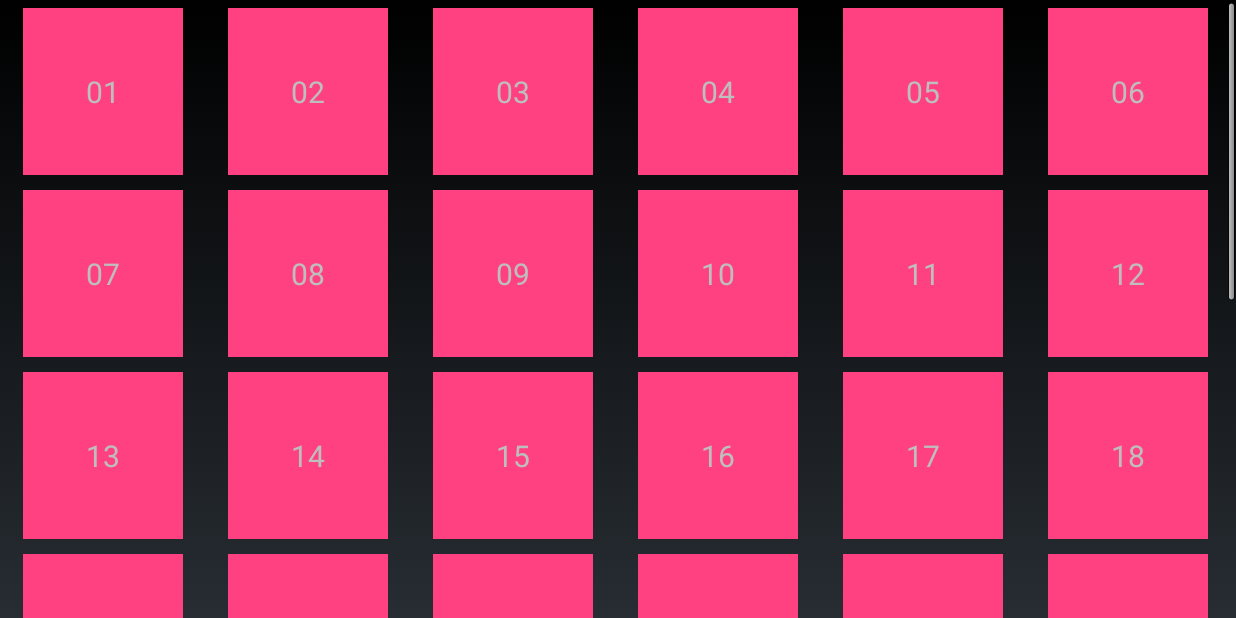
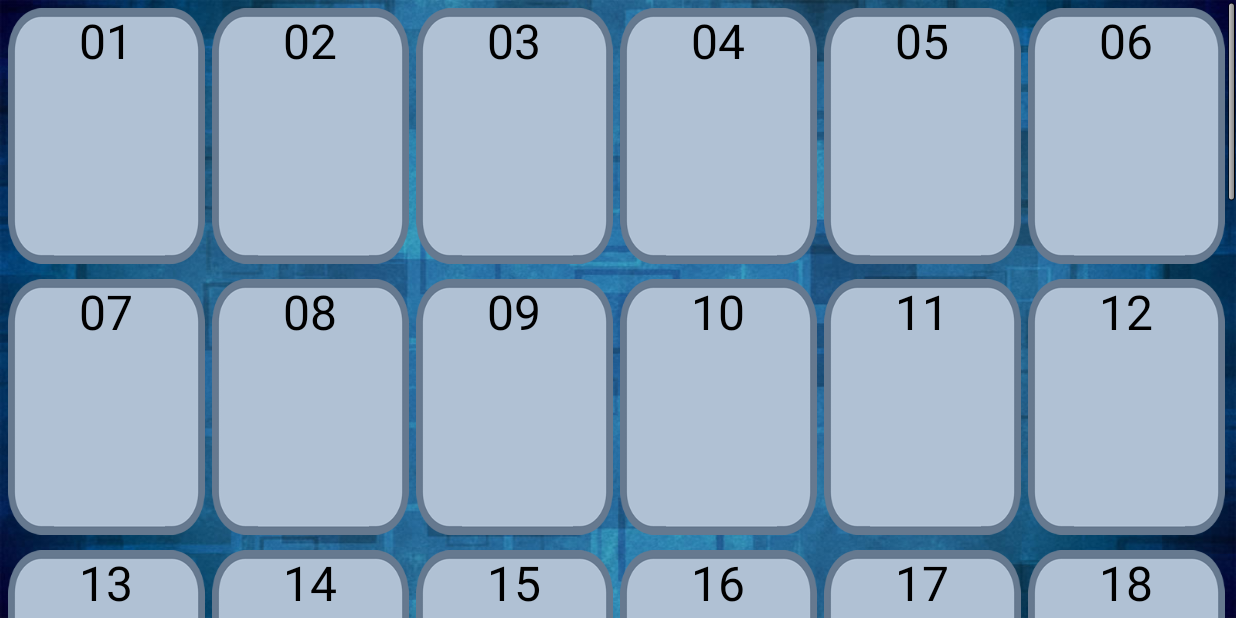
Before and after one commit to gamesbykevin/Blocks, an Android app: the screen it shows after launch (LevelSelectActivity), on a phone screen of 824 x 412 dp (held sideways). Run offline under Robolectric (Android 15) with nearby library versions, the phone set to English and light mode, and no system bars; libraries missing offline, so code that uses them is left out: org.rajawali3d, org.rajawali3d.math; 3 statements that could not run were skipped.

Commit message:
Working on gridview display

```diff
--- a/app/src/main/assets/levels.txt
+++ b/app/src/main/assets/levels.txt
@@ -1,6 +1,6 @@
 SSSSSSS
 SSSSSSS
-SSTSSGS
+STSSSGS
 SSSSSSS
 SSSSSSS
 !3,-5,6
@@ -31,7 +31,6 @@ SSSSSSSS__SG_
 TSSSSSSS__SS_
 __SS_________
 __SS_________
-
 !6,-8,9
 ################################################  5
 __SSS
--- a/app/src/main/java/com/gamesbykevin/blocks/activity/LevelSelectActivity.java
+++ b/app/src/main/java/com/gamesbykevin/blocks/activity/LevelSelectActivity.java
@@ -47,8 +47,8 @@ public class LevelSelectActivity extends Activity {
         CustomAdapter adapter = new CustomAdapter(this);
 
         //add adapter to bind our data
-        gridView.setAdapter(adapter);
-        gridView.setOnItemClickListener(new AdapterView.OnItemClickListener() {
+        this.gridView.setAdapter(adapter);
+        this.gridView.setOnItemClickListener(new AdapterView.OnItemClickListener() {
             @Override
             public void onItemClick(AdapterView<?> parent, View view, int position, long id) {
                 LEVELS.setIndex(position);
@@ -64,9 +64,11 @@ public class LevelSelectActivity extends Activity {
         //call parent
         super.onResume();
 
-        //enable the gridview
-        if (this.gridView != null)
+        //enable the grid view and scroll to the recent index
+        if (this.gridView != null) {
             this.gridView.setEnabled(true);
+            this.gridView.smoothScrollToPosition(LEVELS.getIndex());
+        }
     }
 
     private class CustomAdapter extends ArrayAdapter<Level> {
--- a/app/src/main/java/com/gamesbykevin/blocks/activity/MainActivity.java
+++ b/app/src/main/java/com/gamesbykevin/blocks/activity/MainActivity.java
@@ -228,6 +228,11 @@ public class MainActivity extends Activity implements Runnable {
             this.renderer.dispose();
             this.renderer = null;
         }
+
+        if (game != null) {
+            game.dispose();
+            game = null;
+        }
     }
 
     @Override
--- a/app/src/main/res/layout/activity_level_select.xml
+++ b/app/src/main/res/layout/activity_level_select.xml
@@ -3,20 +3,19 @@
     android:layout_width="match_parent"
     android:layout_height="match_parent"
     android:layout_gravity="center"
+    android:background="@drawable/background"
     xmlns:android="http://schemas.android.com/apk/res/android">
 
     <GridView
         xmlns:android="http://schemas.android.com/apk/res/android"
+        android:id="@+id/levelSelectGrid"
         android:scrollbars="vertical"
         android:fadeScrollbars="false"
-        android:layout_weight="1"
-        android:id="@+id/levelSelectGrid"
         android:gravity="center"
+        android:numColumns="auto_fit"
         android:columnWidth="125dp"
-        android:numColumns="auto_fit"
-        android:horizontalSpacing="10dp"
+        android:horizontalSpacing="5dp"
         android:verticalSpacing="10dp"
-        android:stretchMode="columnWidth"
         android:layout_width="match_parent"
         android:layout_height="wrap_content" />
 
--- a/app/src/main/res/layout/layout_level_item.xml
+++ b/app/src/main/res/layout/layout_level_item.xml
@@ -2,25 +2,21 @@
 <LinearLayout
     xmlns:android="http://schemas.android.com/apk/res/android"
     android:orientation="vertical"
-    android:layout_gravity="center"
-    android:layout_width="match_parent"
-    android:layout_height="match_parent">
+    android:layout_width="wrap_content"
+    android:layout_height="wrap_content">
 
     <TableLayout
-        android:layout_gravity="center"
-        android:gravity="center"
-        android:background="@color/colorAccent"
+        android:background="@drawable/level_select_background"
         android:layout_width="wrap_content"
         android:layout_height="wrap_content">
-
-        <TableRow android:layout_margin="40dp" android:padding="2dp">
+        <TableRow android:gravity="center">
             <TextView
-                android:textSize="20sp"
+                android:textColor="#000000"
+                android:textSize="32sp"
                 android:id="@+id/textView"
                 android:layout_width="wrap_content"
                 android:layout_height="wrap_content"/>
         </TableRow>
-
     </TableLayout>
 
 </LinearLayout>
```
Also changed, not shown: app/src/main/java/com/gamesbykevin/blocks/opengl/Renderer.java (+10 -6 lines), app/src/main/res/drawable-nodpi/level_select_background.png (added).
